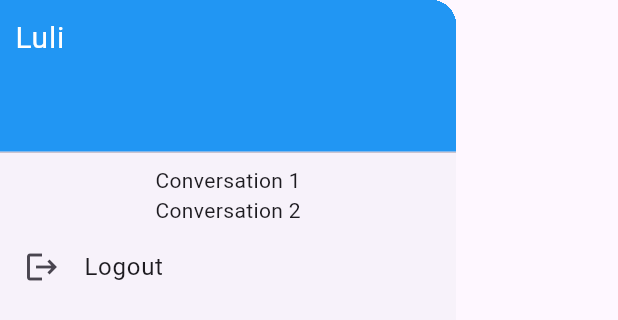
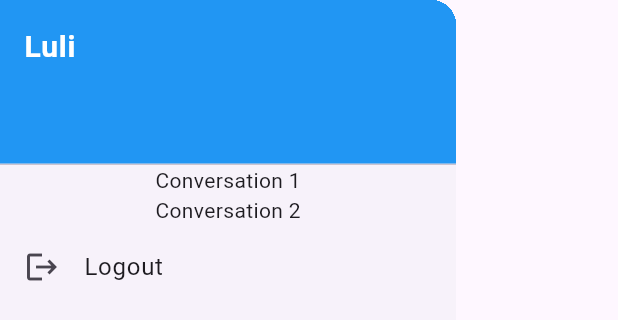
Before and after one commit to Do2304/App-Chat, a Flutter app: the Appdrawer widget shown alone on an empty page, opened directly, on a phone screen of 412 x 824 dp. Shown: the top 320 px of the screen. Run offline on Flutter 3.47's test engine with Material 3 defaults, Android fonts, the phone set to English and light mode, and no system bars; our stand-ins replace firebase_auth, firebase_core, google_sign_in, jwt_decoder, shared_preferences; accounts and stored records are empty.

```diff
--- a/appchat/lib/widgets/appDrawer.dart
+++ b/appchat/lib/widgets/appDrawer.dart
@@ -1,3 +1,4 @@
+import '/widgets/drawerHeader.dart';
 import 'package:firebase_auth/firebase_auth.dart';
 import 'package:flutter/material.dart';
 import 'package:google_sign_in/google_sign_in.dart';
@@ -10,19 +11,7 @@ class Appdrawer extends StatelessWidget {
     return Drawer(
       child: Column(
         children: [
-          SizedBox(
-            height: 110,
-            child: DrawerHeader(
-              padding: EdgeInsets.all(10),
-              decoration: BoxDecoration(color: Colors.blue),
-              child: SizedBox.expand(
-                child: Text(
-                  "Luli",
-                  style: TextStyle(color: Colors.white, fontSize: 20),
-                ),
-              ),
-            ),
-          ),
+          const ChatDrawerHeader(),
           Container(child: Text("Conversation 1")),
           Container(child: Text("Conversation 2")),
           ListTile(
--- /dev/null
+++ b/appchat/lib/widgets/drawerHeader.dart
@@ -0,0 +1,26 @@
+import 'package:flutter/material.dart';
+
+class ChatDrawerHeader extends StatelessWidget {
+  const ChatDrawerHeader({super.key});
+
+  @override
+  Widget build(BuildContext context) {
+    return SizedBox(
+      height: 110,
+      child: DrawerHeader(
+        margin: EdgeInsets.zero,
+        decoration: BoxDecoration(color: Colors.blue),
+        child: SizedBox.expand(
+          child: Text(
+            "Luli",
+            style: TextStyle(
+              color: Colors.white,
+              fontSize: 20,
+              fontWeight: FontWeight.bold,
+            ),
+          ),
+        ),
+      ),
+    );
+  }
+}
```
